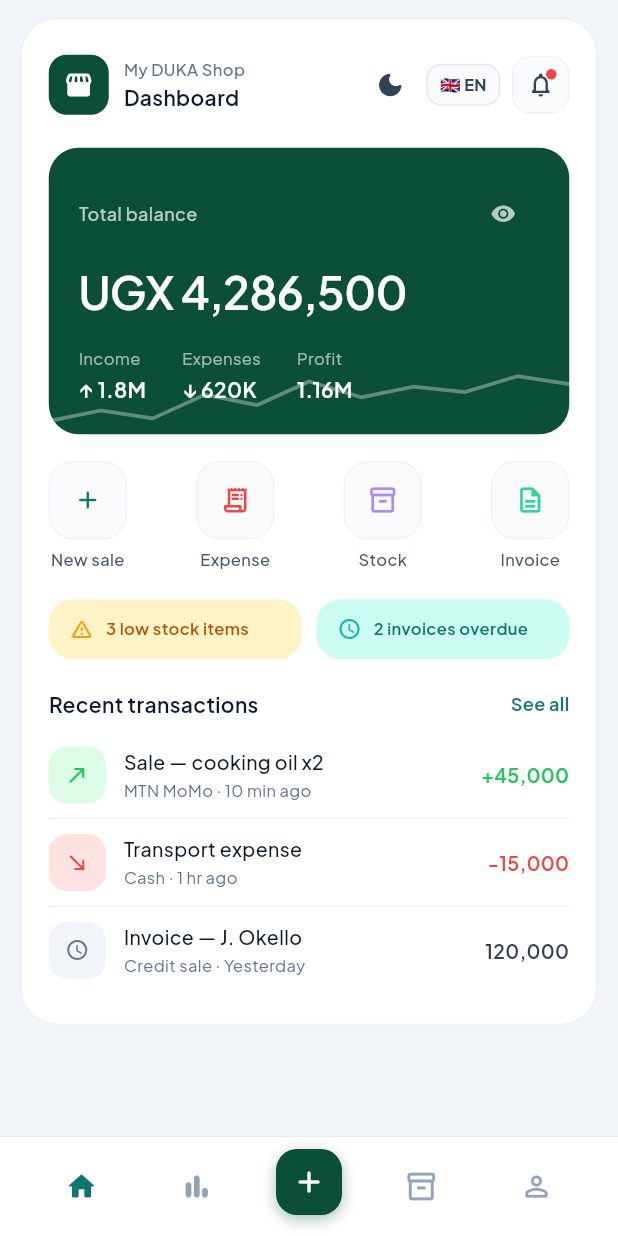
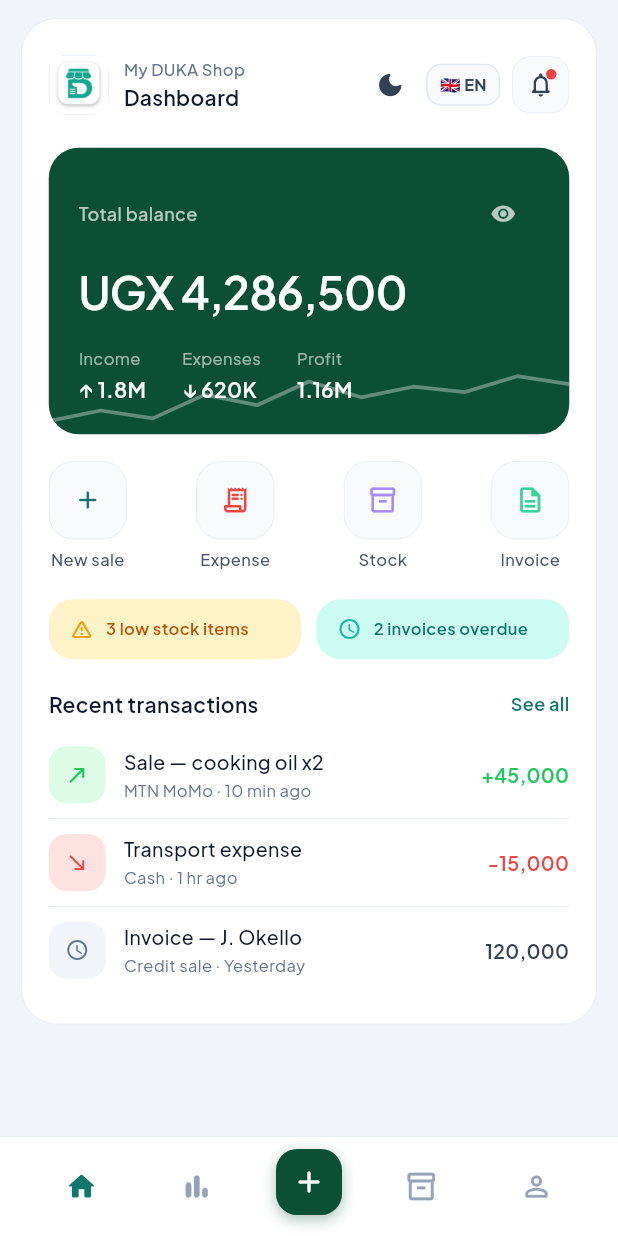
Before and after one commit to BEINOMUGISHA/DUUKA, a Flutter app: the screen it shows after launch, after a tap on "Sign In", on a phone screen of 412 x 824 dp. Run offline on Flutter 3.47's test engine with Material 3 defaults, Android fonts, the phone set to English and light mode, and no system bars; our stand-ins replace flutter_animate, flutter_riverpod, google_fonts, qr_flutter, share_plus; network calls fail.

Commit message:
🖼️ Integrate custom app brand assets & illustrations across Auth, Dashboard, POS, Inventory, and Reports

```diff
--- a/lib/core/database/app_database.dart
+++ b/lib/core/database/app_database.dart
@@ -1,6 +1,4 @@
 import 'dart:async';
-import 'dart:convert';
-import 'package:flutter/foundation.dart';
 
 /// Models for Local Offline Database & Sync Queue
 class SyncQueueItem {
--- a/lib/core/localization/translations.dart
+++ b/lib/core/localization/translations.dart
@@ -1,5 +1,3 @@
-import 'package:flutter/material.dart';
-
 class AppTranslations {
   static const String defaultLanguage = 'en';
 
--- a/lib/features/auth/presentation/auth_screen.dart
+++ b/lib/features/auth/presentation/auth_screen.dart
@@ -108,19 +108,24 @@ class _AuthScreenState extends ConsumerState<AuthScreen> {
               Column(
                 children: [
                   Container(
-                    padding: const EdgeInsets.all(16),
+                    width: 80,
+                    height: 80,
                     decoration: BoxDecoration(
-                      gradient: AppColors.goldGradient,
+                      color: Colors.white,
                       borderRadius: BorderRadius.circular(22),
                       boxShadow: [
                         BoxShadow(
-                          color: AppColors.accentGold.withValues(alpha: 0.4),
+                          color: Colors.black.withValues(alpha: 0.3),
                           blurRadius: 18,
                           offset: const Offset(0, 6),
                         ),
                       ],
                     ),
-                    child: const Icon(Icons.storefront_rounded, color: Colors.white, size: 36),
+                    clipBehavior: Clip.antiAlias,
+                    child: Image.asset(
+                      'assets/images/duka_logo.jpg',
+                      fit: BoxFit.cover,
+                    ),
                   ),
                   const SizedBox(height: 12),
                   Text(
--- a/lib/features/dashboard/presentation/dashboard_screen.dart
+++ b/lib/features/dashboard/presentation/dashboard_screen.dart
@@ -57,13 +57,17 @@ class _DashboardScreenState extends ConsumerState<DashboardScreen> {
                             width: 40,
                             height: 40,
                             decoration: BoxDecoration(
-                              color: AppColors.primaryForest,
+                              color: Colors.white,
                               borderRadius: BorderRadius.circular(12),
+                              border: Border.all(
+                                color: isDark ? AppColors.darkBorder : const Color(0xFFE2E8F0),
+                                width: 0.5,
+                              ),
                             ),
-                            child: const Icon(
-                              Icons.storefront_rounded,
-                              color: Colors.white,
-                              size: 20,
+                            clipBehavior: Clip.antiAlias,
+                            child: Image.asset(
+                              'assets/images/duka_logo.jpg',
+                              fit: BoxFit.cover,
                             ),
                           ),
                           const SizedBox(width: 10),
--- a/lib/features/expenses/presentation/expenses_screen.dart
+++ b/lib/features/expenses/presentation/expenses_screen.dart
@@ -78,7 +78,7 @@ class _ExpensesScreenState extends ConsumerState<ExpensesScreen> {
                 ),
                 const Divider(),
                 DropdownButtonFormField<String>(
-                  value: selectedCategory,
+                  initialValue: selectedCategory,
                   decoration: InputDecoration(labelText: '${ref.tr('expense_category')} *'),
                   items: UgandaPresets.expenseCategories.map((cat) {
                     final lang = ref.read(languageProvider);
@@ -99,7 +99,7 @@ class _ExpensesScreenState extends ConsumerState<ExpensesScreen> {
                 ),
                 const SizedBox(height: 12),
                 DropdownButtonFormField<String>(
-                  value: paymentMethod,
+                  initialValue: paymentMethod,
                   decoration: InputDecoration(labelText: '${ref.tr('paid_via')} *'),
                   items: [
                     DropdownMenuItem(value: UgandaPresets.paymentCash, child: Text(ref.tr('pay_cash'))),
@@ -291,7 +291,7 @@ class _ExpensesScreenState extends ConsumerState<ExpensesScreen> {
                     border: Border.all(color: AppColors.borderLight),
                     boxShadow: [
                       BoxShadow(
-                        color: Colors.black.withOpacity(0.015),
+                        color: Colors.black.withValues(alpha: 0.015),
                         blurRadius: 8,
                         offset: const Offset(0, 3),
                       ),
--- a/lib/features/inventory/presentation/inventory_screen.dart
+++ b/lib/features/inventory/presentation/inventory_screen.dart
@@ -199,7 +199,7 @@ class _InventoryScreenState extends ConsumerState<InventoryScreen> {
               Text('${ref.tr('current_stock_qty')}: ${product.currentStock.toInt()} ${product.unit}', style: const TextStyle(fontWeight: FontWeight.w600)),
               const SizedBox(height: 12),
               DropdownButtonFormField<String>(
-                value: reason,
+                initialValue: reason,
                 decoration: InputDecoration(labelText: ref.tr('reason_adjustment')),
                 items: [
                   DropdownMenuItem(value: 'restock', child: Text(ref.tr('adj_restock'))),
@@ -282,18 +282,39 @@ class _InventoryScreenState extends ConsumerState<InventoryScreen> {
       ),
       body: Column(
         children: [
-          // Stock Valuation Header Card
+          // Stock Valuation Header Card with Stock Illustration
           if (session?.canViewCostPrice == true)
             Container(
               margin: const EdgeInsets.all(12),
               padding: const EdgeInsets.all(14),
               decoration: BoxDecoration(
                 color: Colors.white,
-                borderRadius: BorderRadius.circular(14),
+                borderRadius: BorderRadius.circular(16),
                 border: Border.all(color: AppColors.borderLight),
+                boxShadow: [
+                  BoxShadow(
+                    color: Colors.black.withValues(alpha: 0.02),
+                    blurRadius: 10,
+                    offset: const Offset(0, 3),
+                  ),
+                ],
               ),
               child: Row(
                 children: [
+                  Container(
+                    width: 54,
+                    height: 54,
+                    decoration: BoxDecoration(
+                      color: const Color(0xFFF1F5F9),
+                      borderRadius: BorderRadius.circular(12),
+                    ),
+                    clipBehavior: Clip.antiAlias,
+                    child: Image.asset(
+                      'assets/images/inventory_illustration.jpg',
+                      fit: BoxFit.cover,
+                    ),
+                  ),
+                  const SizedBox(width: 14),
                   Expanded(
                     child: Column(
                       crossAxisAlignment: CrossAxisAlignment.start,
--- a/lib/features/pos/presentation/pos_quick_sale_screen.dart
+++ b/lib/features/pos/presentation/pos_quick_sale_screen.dart
@@ -219,14 +219,14 @@ class _PosQuickSaleScreenState extends ConsumerState<PosQuickSaleScreen> {
                       color: Colors.white,
                       borderRadius: BorderRadius.circular(18),
                       border: Border.all(
-                        color: cartQty > 0 ? AppColors.primaryEmerald.withOpacity(0.6) : AppColors.borderLight,
+                        color: cartQty > 0 ? AppColors.primaryEmerald.withValues(alpha: 0.6) : AppColors.borderLight,
                         width: cartQty > 0 ? 1.5 : 1,
                       ),
                       boxShadow: [
                         BoxShadow(
                           color: cartQty > 0
-                              ? AppColors.primaryEmerald.withOpacity(0.08)
-                              : Colors.black.withOpacity(0.02),
+                              ? AppColors.primaryEmerald.withValues(alpha: 0.08)
+                              : Colors.black.withValues(alpha: 0.02),
                           blurRadius: 10,
                           offset: const Offset(0, 4),
                         ),
@@ -370,7 +370,7 @@ class _PosQuickSaleScreenState extends ConsumerState<PosQuickSaleScreen> {
                 borderRadius: BorderRadius.circular(20),
                 boxShadow: [
                   BoxShadow(
-                    color: AppColors.primaryForest.withOpacity(0.4),
+                    color: AppColors.primaryForest.withValues(alpha: 0.4),
                     blurRadius: 20,
                     offset: const Offset(0, 8),
                   ),
@@ -378,6 +378,20 @@ class _PosQuickSaleScreenState extends ConsumerState<PosQuickSaleScreen> {
               ),
               child: Row(
                 children: [
+                  Container(
+                    width: 38,
+                    height: 38,
+                    decoration: BoxDecoration(
+                      color: Colors.white,
+                      borderRadius: BorderRadius.circular(10),
+                    ),
+                    clipBehavior: Clip.antiAlias,
+                    child: Image.asset(
+                      'assets/images/bag_icon.jpg',
+                      fit: BoxFit.cover,
+                    ),
+                  ),
+                  const SizedBox(width: 8),
                   Container(
                     padding: const EdgeInsets.symmetric(horizontal: 8, vertical: 4),
                     decoration: BoxDecoration(
@@ -566,7 +580,7 @@ class _CheckoutBottomSheetState extends ConsumerState<_CheckoutBottomSheet> {
             ),
             const Divider(),
 
-            // Total banner
+            // Total banner with POS cart illustration
             Container(
               padding: const EdgeInsets.all(16),
               decoration: BoxDecoration(
@@ -574,15 +588,35 @@ class _CheckoutBottomSheetState extends ConsumerState<_CheckoutBottomSheet> {
                 borderRadius: BorderRadius.circular(16),
               ),
               child: Row(
-                mainAxisAlignment: MainAxisAlignment.spaceBetween,
                 children: [
-                  Text(
-                    '${ref.tr('total_payable')}:',
-                    style: const TextStyle(fontWeight: FontWeight.w600, color: Colors.white70),
+                  Container(
+                    width: 48,
+                    height: 48,
+                    decoration: BoxDecoration(
+                      color: Colors.white,
+                      borderRadius: BorderRadius.circular(12),
+                    ),
+                    clipBehavior: Clip.antiAlias,
+                    child: Image.asset(
+                      'assets/images/pos_cart_illustration.jpg',
+                      fit: BoxFit.cover,
+                    ),
                   ),
-                  Text(
-                    CurrencyFormatter.format(widget.totalAmount),
-                    style: const TextStyle(fontSize: 22, fontWeight: FontWeight.w900, color: Colors.white),
+                  const SizedBox(width: 14),
+                  Expanded(
+                    child: Column(
+                      crossAxisAlignment: CrossAxisAlignment.start,
+                      children: [
+                        Text(
+                          '${ref.tr('total_payable')}:',
+                          style: const TextStyle(fontWeight: FontWeight.w600, color: Colors.white70, fontSize: 12),
+                        ),
+                        Text(
+                          CurrencyFormatter.format(widget.totalAmount),
+                          style: const TextStyle(fontSize: 20, fontWeight: FontWeight.w900, color: Colors.white),
+                        ),
+                      ],
+                    ),
                   ),
                 ],
               ),
@@ -593,7 +627,7 @@ class _CheckoutBottomSheetState extends ConsumerState<_CheckoutBottomSheet> {
             Container(
               padding: const EdgeInsets.symmetric(horizontal: 14, vertical: 8),
               decoration: BoxDecoration(
-                color: _isCreditSale ? AppColors.creditAmber.withOpacity(0.12) : AppColors.surfaceMuted,
+                color: _isCreditSale ? AppColors.creditAmber.withValues(alpha: 0.12) : AppColors.surfaceMuted,
                 borderRadius: BorderRadius.circular(14),
                 border: Border.all(color: _isCreditSale ? AppColors.creditAmber : AppColors.borderLight),
               ),
@@ -601,7 +635,7 @@ class _CheckoutBottomSheetState extends ConsumerState<_CheckoutBottomSheet> {
                 title: Text(ref.tr('sell_on_credit'), style: const TextStyle(fontWeight: FontWeight.w800, fontSize: 14)),
                 subtitle: Text(ref.tr('add_to_debtor_book'), style: const TextStyle(fontSize: 12)),
                 value: _isCreditSale,
-                activeColor: AppColors.creditAmber,
+                activeThumbColor: AppColors.creditAmber,
                 contentPadding: EdgeInsets.zero,
                 onChanged: (val) {
                   setState(() {
@@ -781,7 +815,7 @@ class _CheckoutBottomSheetState extends ConsumerState<_CheckoutBottomSheet> {
             boxShadow: isSelected
                 ? [
                     BoxShadow(
-                      color: color.withOpacity(0.35),
+                      color: color.withValues(alpha: 0.35),
                       blurRadius: 8,
                       offset: const Offset(0, 3),
                     ),
--- a/lib/features/reports/presentation/reports_screen.dart
+++ b/lib/features/reports/presentation/reports_screen.dart
@@ -74,6 +74,58 @@ class _ReportsScreenState extends ConsumerState<ReportsScreen> {
           ),
           const SizedBox(height: 14),
 
+          // Analytics Overview Banner with Reports Illustration
+          Container(
+            padding: const EdgeInsets.all(16),
+            decoration: BoxDecoration(
+              color: Colors.white,
+              borderRadius: BorderRadius.circular(20),
+              border: Border.all(color: AppColors.borderLight),
+              boxShadow: [
+                BoxShadow(
+                  color: Colors.black.withValues(alpha: 0.02),
+                  blurRadius: 10,
+                  offset: const Offset(0, 4),
+                ),
+              ],
+            ),
+            child: Row(
+              children: [
+                Container(
+                  width: 65,
+                  height: 65,
+                  decoration: BoxDecoration(
+                    color: const Color(0xFFF1F5F9),
+                    borderRadius: BorderRadius.circular(16),
+                  ),
+                  clipBehavior: Clip.antiAlias,
+                  child: Image.asset(
+                    'assets/images/reports_illustration.jpg',
+                    fit: BoxFit.cover,
+                  ),
+                ),
+                const SizedBox(width: 14),
+                const Expanded(
+                  child: Column(
+                    crossAxisAlignment: CrossAxisAlignment.start,
+                    children: [
+                      Text(
+                        'Business Performance & Tax',
+                        style: TextStyle(fontWeight: FontWeight.w800, fontSize: 14),
+                      ),
+                      SizedBox(height: 2),
+                      Text(
+                        'Real-time P&L, 18% VAT & Sales analytics for Ugandan SMEs.',
+                        style: TextStyle(fontSize: 11, color: AppColors.textMuted, height: 1.3),
+                      ),
+                    ],
+                  ),
+                ),
+              ],
+            ),
+          ),
+          const SizedBox(height: 14),
+
           // Net Profit Luxury Hero Card
           Container(
             padding: const EdgeInsets.all(22),
@@ -82,7 +134,7 @@ class _ReportsScreenState extends ConsumerState<ReportsScreen> {
               borderRadius: BorderRadius.circular(24),
               boxShadow: [
                 BoxShadow(
-                  color: AppColors.primaryForest.withOpacity(0.35),
+                  color: AppColors.primaryForest.withValues(alpha: 0.35),
                   blurRadius: 20,
                   offset: const Offset(0, 8),
                 ),
@@ -136,7 +188,7 @@ class _ReportsScreenState extends ConsumerState<ReportsScreen> {
               border: Border.all(color: AppColors.borderLight),
               boxShadow: [
                 BoxShadow(
-                  color: Colors.black.withOpacity(0.02),
+                  color: Colors.black.withValues(alpha: 0.02),
                   blurRadius: 10,
                   offset: const Offset(0, 4),
                 ),
```
Also changed, not shown: lib/features/credit/presentation/debtor_book_screen.dart (+5 -5 lines), lib/features/pos/presentation/receipt_share_screen.dart (+6 -6 lines), assets/images/bag_icon.jpg (added), assets/images/duka_logo.jpg (added), assets/images/inventory_illustration.jpg (added), assets/images/pos_cart_illustration.jpg (added), assets/images/reports_illustration.jpg (added).
